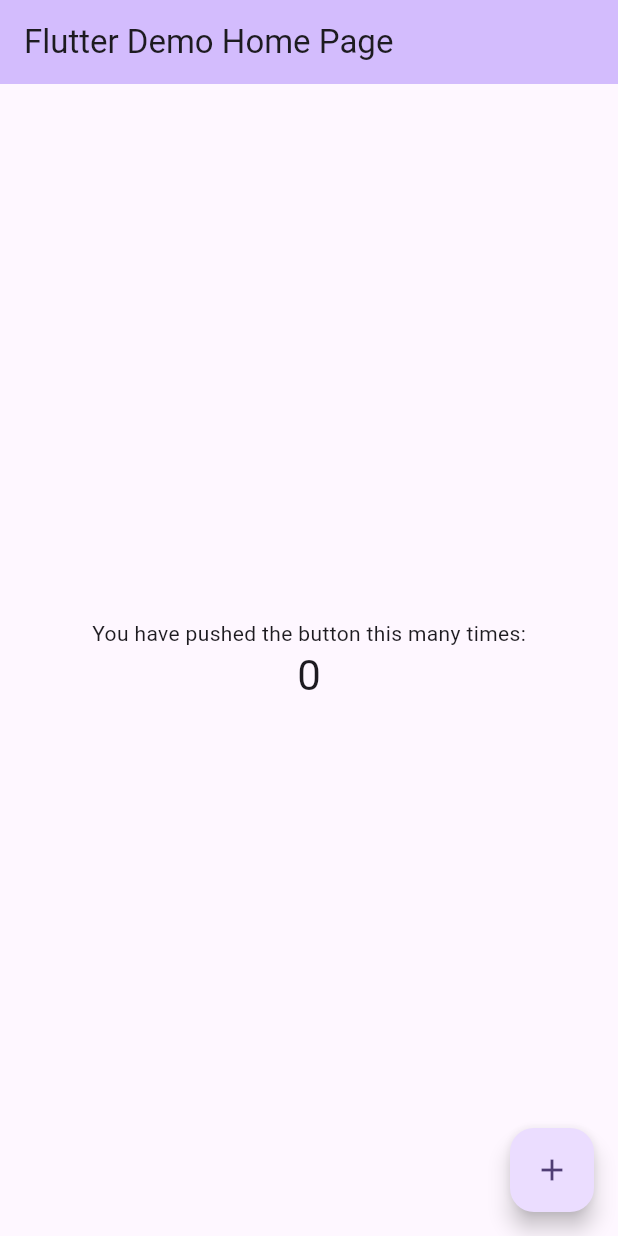
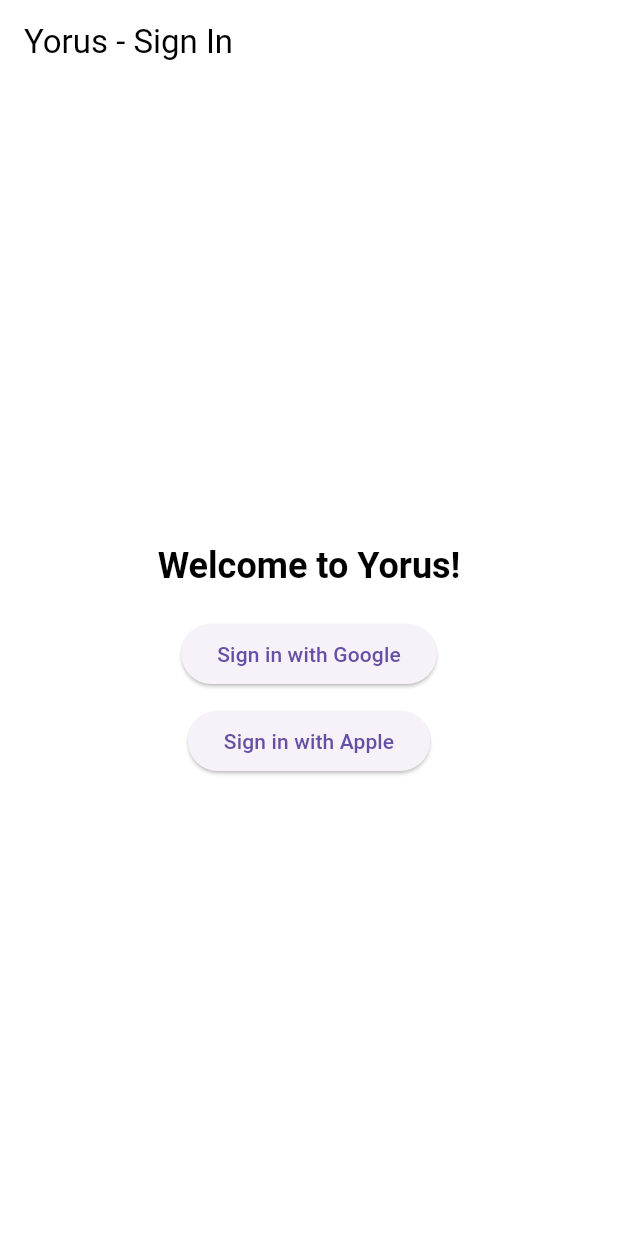
Before and after one commit to vipinn123/yorus-mobile-flutter, a Flutter app: the screen it shows after launch, on a phone screen of 412 x 824 dp. Run offline on Flutter 3.47's test engine with Material 3 defaults, Android fonts, the phone set to English and light mode, and no system bars; our stand-ins replace firebase_core, flutter_riverpod, go_router, isar; accounts and stored records are empty; generated files the repository leaves out were written again.

Commit message:
feat: scaffold basic project structure
Creates the core directory structure for the application, including folders for features, data, domain, and core utilities. This follows the principles of Clean Architecture to establish a scalable and maintainable foundation. Also includes initial modifications to the main application file and dependency updates.

```diff
--- /dev/null
+++ b/lib/core/theme/yorus_theme.dart
@@ -0,0 +1,29 @@
+// lib/core/theme/yorus_theme.dart
+import 'package:flutter/material.dart';
+
+class YorusTheme {
+  static final ThemeData lightTheme = ThemeData(
+    brightness: Brightness.light,
+    primaryColor: const Color(0xFF6200EE), // Example primary color
+    hintColor: const Color(0xFF03DAC5),   // Example accent color
+    scaffoldBackgroundColor: const Color(0xFFFFFFFF),
+    appBarTheme: const AppBarTheme(
+      backgroundColor: Colors.white,
+      foregroundColor: Colors.black,
+      elevation: 0,
+    ),
+    textTheme: const TextTheme(
+      headlineLarge: TextStyle(fontSize: 24.0, fontWeight: FontWeight.bold, color: Colors.black),
+      bodyMedium: TextStyle(fontSize: 14.0, color: Colors.black87),
+    ),
+    buttonTheme: const ButtonThemeData(
+      buttonColor: Color(0xFF6200EE),
+      textTheme: ButtonTextTheme.primary,
+      shape: RoundedRectangleBorder(
+        borderRadius: BorderRadius.all(Radius.circular(8.0)),
+      ),
+    ),
+    // Add more theme properties based on your design system
+    // e.g., inputDecorationTheme, cardTheme, etc.
+  );
+}
--- /dev/null
+++ b/lib/features/auth/presentation/screens/auth_screen.dart
@@ -0,0 +1,37 @@
+// lib/features/auth/presentation/screens/auth_screen.dart
+import 'package:flutter/material.dart';
+
+class AuthScreen extends StatelessWidget {
+  const AuthScreen({super.key});
+
+  @override
+  Widget build(BuildContext context) {
+    return Scaffold(
+      appBar: AppBar(title: const Text('Yorus - Sign In')),
+      body: Center(
+        child: Column(
+          mainAxisAlignment: MainAxisAlignment.center,
+          children: [
+            Text('Welcome to Yorus!', style: Theme.of(context).textTheme.headlineLarge),
+            const SizedBox(height: 20),
+            ElevatedButton(
+              onPressed: () {
+                // TODO: Implement Google Sign-In with Firebase (next steps)
+                print('Sign In button pressed');
+              },
+              child: const Text('Sign in with Google'),
+            ),
+            const SizedBox(height: 10),
+            ElevatedButton(
+              onPressed: () {
+                // TODO: Implement Apple Sign-In with Firebase (next steps)
+                print('Sign in with Apple button pressed');
+              },
+              child: const Text('Sign in with Apple'),
+            ),
+          ],
+        ),
+      ),
+    );
+  }
+}
--- a/lib/main.dart
+++ b/lib/main.dart
@@ -1,122 +1,78 @@
+// lib/main.dart
 import 'package:flutter/material.dart';
+import 'package:flutter_riverpod/flutter_riverpod.dart';
+import 'package:firebase_core/firebase_core.dart'; // Import Firebase
+import 'package:go_router/go_router.dart';
+import 'package:isar/isar.dart';
+import 'package:path_provider/path_provider.dart'; // For Isar path
 
-void main() {
-  runApp(const MyApp());
+import 'firebase_options.dart'; // Generated by flutterfire configure
+import 'core/theme/yorus_theme.dart'; // We'll create this next
+import 'features/auth/presentation/screens/auth_screen.dart'; // Create these files soon
+import 'features/home/presentation/screens/home_screen.dart';
+import 'data/local/models/media_item_model.dart'; // Isar model, create soon
+
+// Providers for core services
+// (These will be moved to core/providers.dart later, but good to start here)
+
+// Isar database provider
+final isarProvider = FutureProvider<Isar>((ref) async {
+  final dir = await getApplicationSupportDirectory();
+  final isar = await Isar.open(
+    [MediaItemSchema], // Add all your Isar schemas here
+    directory: dir.path,
+    name: 'yorus_db',
+  );
+  return isar;
+});
+
+// GoRouter configuration
+final goRouterProvider = Provider<GoRouter>((ref) {
+  return GoRouter(
+    initialLocation: '/',
+    routes: [
+      GoRoute(
+        path: '/',
+        builder: (context, state) => const AuthScreen(), // Default to Auth
+      ),
+      GoRoute(
+        path: '/home',
+        builder: (context, state) => const HomeScreen(),
+      ),
+      // Add other top-level routes here
+    ],
+    // TODO: Implement redirect logic based on auth state (later)
+    redirect: (context, state) {
+      // For now, no redirect. We'll add auth check here later.
+      return null;
+    },
+  );
+});
+
+
+void main() async {
+  WidgetsFlutterBinding.ensureInitialized(); // Required for Firebase, Isar
+
+  // Initialize Firebase
+  await Firebase.initializeApp(
+    options: DefaultFirebaseOptions.currentPlatform,
+  );
+
+  runApp(const ProviderScope(child: YorusApp()));
 }
 
-class MyApp extends StatelessWidget {
-  const MyApp({super.key});
+class YorusApp extends ConsumerWidget {
+  const YorusApp({super.key});
 
-  // This widget is the root of your application.
   @override
-  Widget build(BuildContext context) {
-    return MaterialApp(
-      title: 'Flutter Demo',
-      theme: ThemeData(
-        // This is the theme of your application.
-        //
-        // TRY THIS: Try running your application with "flutter run". You'll see
-        // the application has a purple toolbar. Then, without quitting the app,
-        // try changing the seedColor in the colorScheme below to Colors.green
-        // and then invoke "hot reload" (save your changes or press the "hot
-        // reload" button in a Flutter-supported IDE, or press "r" if you used
-        // the command line to start the app).
-        //
-        // Notice that the counter didn't reset back to zero; the application
-        // state is not lost during the reload. To reset the state, use hot
-        // restart instead.
-        //
-        // This works for code too, not just values: Most code changes can be
-        // tested with just a hot reload.
-        colorScheme: ColorScheme.fromSeed(seedColor: Colors.deepPurple),
-      ),
-      home: const MyHomePage(title: 'Flutter Demo Home Page'),
+  Widget build(BuildContext context, WidgetRef ref) {
+    final router = ref.watch(goRouterProvider); // Get the GoRouter instance
+
+    return MaterialApp.router(
+      title: 'Yorus',
+      theme: YorusTheme.lightTheme, // Use our custom theme
+      routerConfig: router, // Connect GoRouter to MaterialApp
+      debugShowCheckedModeBanner: false,
     );
   }
 }
-
-class MyHomePage extends StatefulWidget {
-  const MyHomePage({super.key, required this.title});
-
-  // This widget is the home page of your application. It is stateful, meaning
-  // that it has a State object (defined below) that contains fields that affect
-  // how it looks.
-
-  // This class is the configuration for the state. It holds the values (in this
-  // case the title) provided by the parent (in this case the App widget) and
-  // used by the build method of the State. Fields in a Widget subclass are
-  // always marked "final".
-
-  final String title;
-
-  @override
-  State<MyHomePage> createState() => _MyHomePageState();
-}
-
-class _MyHomePageState extends State<MyHomePage> {
-  int _counter = 0;
-
-  void _incrementCounter() {
-    setState(() {
-      // This call to setState tells the Flutter framework that something has
-      // changed in this State, which causes it to rerun the build method below
-      // so that the display can reflect the updated values. If we changed
-      // _counter without calling setState(), then the build method would not be
-      // called again, and so nothing would appear to happen.
-      _counter++;
-    });
-  }
-
-  @override
-  Widget build(BuildContext context) {
-    // This method is rerun every time setState is called, for instance as done
-    // by the _incrementCounter method above.
-    //
-    // The Flutter framework has been optimized to make rerunning build methods
-    // fast, so that you can just rebuild anything that needs updating rather
-    // than having to individually change instances of widgets.
-    return Scaffold(
-      appBar: AppBar(
-        // TRY THIS: Try changing the color here to a specific color (to
-        // Colors.amber, perhaps?) and trigger a hot reload to see the AppBar
-        // change color while the other colors stay the same.
-        backgroundColor: Theme.of(context).colorScheme.inversePrimary,
-        // Here we take the value from the MyHomePage object that was created by
-        // the App.build method, and use it to set our appbar title.
-        title: Text(widget.title),
-      ),
-      body: Center(
-        // Center is a layout widget. It takes a single child and positions it
-        // in the middle of the parent.
-        child: Column(
-          // Column is also a layout widget. It takes a list of children and
-          // arranges them vertically. By default, it sizes itself to fit its
-          // children horizontally, and tries to be as tall as its parent.
-          //
-          // Column has various properties to control how it sizes itself and
-          // how it positions its children. Here we use mainAxisAlignment to
-          // center the children vertically; the main axis here is the vertical
-          // axis because Columns are vertical (the cross axis would be
-          // horizontal).
-          //
-          // TRY THIS: Invoke "debug painting" (choose the "Toggle Debug Paint"
-          // action in the IDE, or press "p" in the console), to see the
-          // wireframe for each widget.
-          mainAxisAlignment: MainAxisAlignment.center,
-          children: <Widget>[
-            const Text('You have pushed the button this many times:'),
-            Text(
-              '$_counter',
-              style: Theme.of(context).textTheme.headlineMedium,
-            ),
-          ],
-        ),
-      ),
-      floatingActionButton: FloatingActionButton(
-        onPressed: _incrementCounter,
-        tooltip: 'Increment',
-        child: const Icon(Icons.add),
-      ), // This trailing comma makes auto-formatting nicer for build methods.
-    );
-  }
-}
```
Also changed, not shown: analysis_options.yaml (+23 -0 lines), lib/data/local/models/media_item_model.dart (added, +14 -0 lines), lib/features/home/presentation/screens/home_screen.dart (added, +19 -0 lines), pubspec.yaml (+42 -1 lines), lib/core/providers.dart (added), lib/data/local/models/media_item_model.g.dart (added), pubspec.lock, 5 other files.
